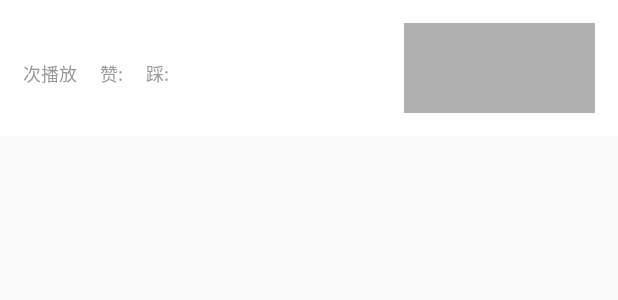
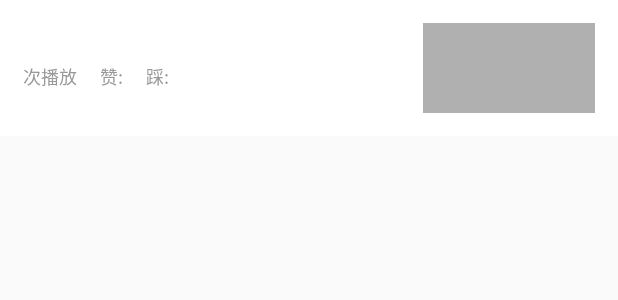
Before and after one commit to meikaiss/M3GVCode, an Android app: the layout view_news_list_item.xml on its own in the app's theme, with its tools: preview values and no code run, on a phone screen of 412 x 824 dp. Shown: the top 300 px of the screen. Run offline under Robolectric (Android 15) with nearby library versions, the phone set to English and light mode, and no system bars.

Commit message:
完善界面细节，波纹、标题、视频加载中等

```diff
--- a/app/src/main/java/com/m3gv/news/business/homepage/RefreshTipRunnable.java
+++ b/app/src/main/java/com/m3gv/news/business/homepage/RefreshTipRunnable.java
@@ -3,9 +3,9 @@ package com.m3gv.news.business.homepage;
 import android.animation.ObjectAnimator;
 
 /**
+ * 解决tip退场动画的时序控制问题
  * Created by meikai on 16/12/4.
  */
-
 public class RefreshTipRunnable implements Runnable {
 
     boolean terminateFlag = false;
--- a/app/src/main/java/com/m3gv/news/business/homepage/VideoListFragment.java
+++ b/app/src/main/java/com/m3gv/news/business/homepage/VideoListFragment.java
@@ -104,7 +104,7 @@ public class VideoListFragment extends M3gBaseFragment {
             @Override
             public void onRefresh() {
                 AVQuery<AVObject> avQuery = new AVQuery<>("VideoNews");
-                avQuery.orderByAscending("updatedAt").whereEqualTo("enable", true);
+                avQuery.orderByAscending("videoId").whereEqualTo("enable", true);
                 if (CollectionUtil.isNotEmpty(dataList)) {
                     avQuery.whereGreaterThan("videoId", dataList.get(0).videoId);
                 }
@@ -177,7 +177,7 @@ public class VideoListFragment extends M3gBaseFragment {
                         @Override
                         public void run() {
                             if (terminateFlag) {
-                                // 已经被终止
+                                // 已经被外部终止，则不再执行任何动作
                             } else {
                                 int deltaY = (int) TypedValue
                                         .applyDimension(TypedValue.COMPLEX_UNIT_DIP, 30, Resources.getSystem()
--- /dev/null
+++ b/app/src/main/res/drawable-v21/list_item_selector.xml
@@ -0,0 +1,20 @@
+<?xml version="1.0" encoding="utf-8"?>
+<ripple xmlns:android="http://schemas.android.com/apk/res/android"
+        android:color="@color/list_item_selector_ripple">
+
+    <item>
+        <selector>
+            <item android:state_pressed="true">
+                <shape android:shape="rectangle">
+                    <solid android:color="@color/list_item_selector_pressed"/>
+                </shape>
+            </item>
+            <item>
+                <shape android:shape="rectangle">
+                    <solid android:color="@color/list_item_selector_normal"/>
+                </shape>
+            </item>
+        </selector>
+    </item>
+
+</ripple>
--- a/app/src/main/res/layout/view_news_list_item.xml
+++ b/app/src/main/res/layout/view_news_list_item.xml
@@ -3,26 +3,28 @@
     xmlns:android="http://schemas.android.com/apk/res/android"
     android:layout_width="match_parent"
     android:layout_height="wrap_content"
-    android:background="@drawable/list_item_white_selector"
+    android:background="@drawable/list_item_selector"
     android:orientation="horizontal"
     android:padding="15dp">
 
     <LinearLayout
         android:layout_width="0dp"
         android:layout_height="wrap_content"
-        android:layout_weight="2"
+        android:layout_weight="7"
         android:orientation="vertical">
 
         <TextView
             android:id="@+id/tv_video_news_list_title"
             android:layout_width="match_parent"
             android:layout_height="wrap_content"
+            android:includeFontPadding="false"
             android:textColor="@color/text_color_normal_gray"
             android:textSize="@dimen/text_size_title_big"/>
 
         <LinearLayout
             android:layout_width="match_parent"
-            android:layout_height="wrap_content">
+            android:layout_height="wrap_content"
+            android:layout_marginTop="5dp">
 
             <TextView
                 android:id="@+id/tv_play_count"
@@ -76,7 +78,7 @@
     <RelativeLayout
         android:layout_width="0dp"
         android:layout_height="wrap_content"
-        android:layout_weight="1">
+        android:layout_weight="3">
 
         <ImageView
             android:id="@+id/img_video_news_list_thumbs"
@@ -87,8 +89,9 @@
 
         <ImageView
             android:id="@+id/img_label"
-            android:layout_width="30dp"
+            android:layout_width="wrap_content"
             android:layout_height="wrap_content"
+            android:layout_alignParentRight="true"
             android:scaleType="centerInside"/>
 
     </RelativeLayout>
--- a/app/src/main/res/values/colors.xml
+++ b/app/src/main/res/values/colors.xml
@@ -12,6 +12,7 @@
 
     <color name="list_item_selector_normal">#FFFFFF</color>
     <color name="list_item_selector_pressed">#F0F0F0</color>
+    <color name="list_item_selector_ripple">#d0d0d0</color>
 
     <color name="color_video_news_list_refresh_tip">#cc000000</color>
 
```
Also changed, not shown: app/src/main/java/com/m3gv/news/business/homepage/VideoNewsAdapter.java (+8 -2 lines), app/src/main/java/com/m3gv/news/common/util/UnitUtil.java (added, +16 -0 lines), app/src/main/java/com/m3gv/news/common/videoplayer/VideoPlayerFragment.java (+8 -3 lines), app/src/main/res/layout/video_list_activity.xml (+23 -4 lines), app/src/main/res/layout/video_player_fragment.xml (+7 -0 lines), app/src/main/res/drawable-xhdpi/video_label_1080_p.png (added), app/src/main/res/drawable/list_item_selector.xml (renamed from app/src/main/res/drawable/list_item_white_selector.xml).
